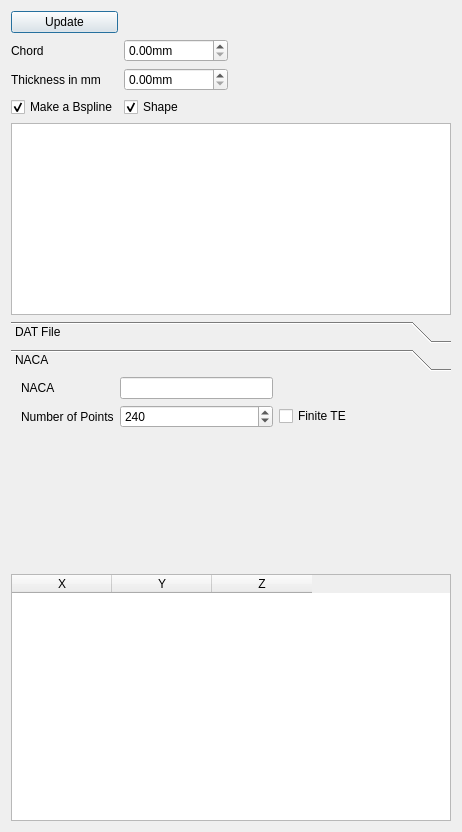
Before: the Qt Designer form resources/ribTaskPanel.ui in FredsFactory/FreeCAD_AirPlaneDesign, drawn with Qt 5.
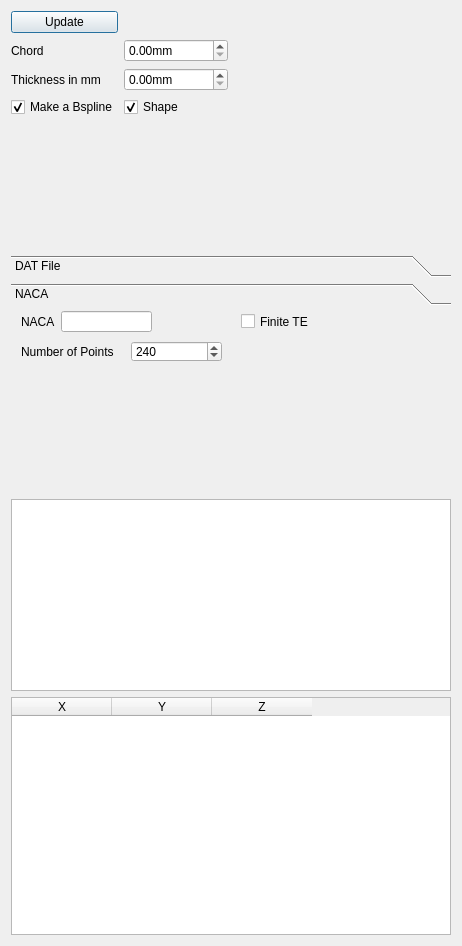
After: the same form once the commit is applied. The open tabs and pages were chosen to show the change.

Commit message:
Rib Task Panel 0.1
Rib Task Panel 0.1

Task Panel UI  redesign

```diff
--- a/resources/ribTaskPanel.ui
+++ b/resources/ribTaskPanel.ui
@@ -7,7 +7,7 @@
     <x>0</x>
     <y>0</y>
     <width>462</width>
-    <height>832</height>
+    <height>946</height>
    </rect>
   </property>
   <property name="windowTitle">
@@ -109,115 +109,103 @@
            </property>
           </widget>
          </item>
-        </layout>
+         <item row="4" column="1">
+          <spacer name="verticalSpacer">
+           <property name="orientation">
+            <enum>Qt::Vertical</enum>
+           </property>
+           <property name="sizeHint" stdset="0">
+            <size>
+             <width>20</width>
+             <height>40</height>
+            </size>
+           </property>
+          </spacer>
        </item>
       </layout>
      </item>
     </layout>
    </item>
-   <item>
-    <layout class="QHBoxLayout" name="horizontalLayout_4">
-     <item>
-      <widget class="QGraphicsView" name="ribView">
-       <property name="sizePolicy">
-        <sizepolicy hsizetype="Expanding" vsizetype="Fixed">
-         <horstretch>0</horstretch>
-         <verstretch>0</verstretch>
-        </sizepolicy>
-       </property>
-      </widget>
-     </item>
     </layout>
    </item>
    <item>
-    <layout class="QHBoxLayout" name="horizontalLayout_6"/>
-   </item>
-   <item>
-    <layout class="QHBoxLayout" name="horizontalLayout_5">
-     <item>
-      <widget class="QToolBox" name="toolBox">
+    <widget class="QToolBox" name="toolBox_2">
        <property name="currentIndex">
-        <number>0</number>
-       </property>
-       <widget class="QWidget" name="page">
+      <number>1</number>
+     </property>
+     <widget class="QWidget" name="page_3">
         <property name="geometry">
          <rect>
           <x>0</x>
           <y>0</y>
-          <width>436</width>
-          <height>150</height>
+        <width>438</width>
+        <height>144</height>
          </rect>
         </property>
         <attribute name="label">
          <string>DAT File</string>
         </attribute>
-        <widget class="QWidget" name="horizontalLayoutWidget_5">
-         <property name="geometry">
-          <rect>
-           <x>0</x>
-           <y>0</y>
-           <width>421</width>
-           <height>61</height>
-          </rect>
-         </property>
-         <layout class="QHBoxLayout" name="horizontalLayout_7">
-          <item>
            <widget class="QLineEdit" name="fileName">
+       <property name="geometry">
+        <rect>
+         <x>10</x>
+         <y>0</y>
+         <width>352</width>
+         <height>21</height>
+        </rect>
+       </property>
             <property name="dragEnabled">
              <bool>true</bool>
             </property>
            </widget>
-          </item>
-          <item>
            <widget class="QPushButton" name="pushButton">
+       <property name="geometry">
+        <rect>
+         <x>360</x>
+         <y>0</y>
+         <width>41</width>
+         <height>31</height>
+        </rect>
+       </property>
             <property name="text">
              <string>...</string>
             </property>
            </widget>
-          </item>
-          <item>
-           <layout class="QHBoxLayout" name="horizontalLayout_8"/>
-          </item>
-          <item>
-           <spacer name="horizontalSpacer_3">
-            <property name="orientation">
-             <enum>Qt::Horizontal</enum>
-            </property>
-            <property name="sizeHint" stdset="0">
-             <size>
-              <width>40</width>
-              <height>20</height>
-             </size>
-            </property>
-           </spacer>
-          </item>
-         </layout>
-        </widget>
-       </widget>
-       <widget class="QWidget" name="page_2">
+     </widget>
+     <widget class="QWidget" name="page_4">
         <property name="geometry">
          <rect>
           <x>0</x>
           <y>0</y>
-          <width>436</width>
-          <height>150</height>
+        <width>438</width>
+        <height>144</height>
          </rect>
         </property>
         <attribute name="label">
          <string>NACA</string>
         </attribute>
-        <widget class="QWidget" name="gridLayoutWidget_5">
+      <widget class="QLabel" name="label_5">
          <property name="geometry">
           <rect>
            <x>10</x>
            <y>0</y>
-           <width>411</width>
-           <height>151</height>
-          </rect>
-         </property>
-         <layout class="QGridLayout" name="gridLayout_5">
-          <item row="0" column="1">
+         <width>105</width>
+         <height>21</height>
+        </rect>
+       </property>
+       <property name="text">
+        <string>NACA</string>
+       </property>
+      </widget>
            <widget class="QLineEdit" name="NACANumber">
+       <property name="geometry">
+        <rect>
+         <x>50</x>
+         <y>0</y>
+         <width>91</width>
+         <height>21</height>
+        </rect>
+       </property>
             <property name="text">
              <string notr="true" extracomment="Naca Profil Number (4 or 5 Digits)"/>
             </property>
@@ -225,36 +213,28 @@
              <number>5</number>
             </property>
            </widget>
-          </item>
-          <item row="0" column="2">
-           <spacer name="horizontalSpacer_2">
-            <property name="orientation">
-             <enum>Qt::Horizontal</enum>
-            </property>
-            <property name="sizeHint" stdset="0">
-             <size>
-              <width>40</width>
-              <height>20</height>
-             </size>
-            </property>
-           </spacer>
-          </item>
-          <item row="1" column="0">
            <widget class="QLabel" name="label_9">
+       <property name="geometry">
+        <rect>
+         <x>10</x>
+         <y>30</y>
+         <width>131</width>
+         <height>21</height>
+        </rect>
+       </property>
             <property name="text">
              <string>Number of Points</string>
             </property>
            </widget>
-          </item>
-          <item row="0" column="0">
-           <widget class="QLabel" name="label_5">
-            <property name="text">
-             <string>NACA</string>
-            </property>
-           </widget>
-          </item>
-          <item row="1" column="1">
            <widget class="QSpinBox" name="nacaNbrPoint">
+       <property name="geometry">
+        <rect>
+         <x>120</x>
+         <y>30</y>
+         <width>91</width>
+         <height>21</height>
+        </rect>
+       </property>
             <property name="maximum">
              <number>500</number>
             </property>
@@ -262,22 +242,15 @@
              <number>240</number>
             </property>
            </widget>
-          </item>
-          <item row="3" column="0">
-           <spacer name="verticalSpacer_2">
-            <property name="orientation">
-             <enum>Qt::Vertical</enum>
-            </property>
-            <property name="sizeHint" stdset="0">
-             <size>
-              <width>20</width>
-              <height>40</height>
-             </size>
-            </property>
-           </spacer>
-          </item>
-          <item row="1" column="2">
            <widget class="QCheckBox" name="finite_TE">
+       <property name="geometry">
+        <rect>
+         <x>230</x>
+         <y>0</y>
+         <width>81</width>
+         <height>21</height>
+        </rect>
+       </property>
             <property name="toolTip">
              <string>&lt;html&gt;&lt;head/&gt;&lt;body&gt;&lt;p&gt;If selected the NACA rib will be created with a finite gap at the trailing Edge&lt;/p&gt;&lt;/body&gt;&lt;/html&gt;</string>
             </property>
@@ -288,14 +261,35 @@
              <bool>false</bool>
             </property>
            </widget>
-          </item>
-         </layout>
-        </widget>
-       </widget>
+     </widget>
+    </widget>
+   </item>
+   <item>
+    <layout class="QVBoxLayout" name="verticalLayout_4"/>
+   </item>
+   <item>
+    <layout class="QHBoxLayout" name="horizontalLayout_4">
+     <item>
+      <widget class="QGraphicsView" name="ribView">
+       <property name="sizePolicy">
+        <sizepolicy hsizetype="Expanding" vsizetype="Fixed">
+         <horstretch>0</horstretch>
+         <verstretch>0</verstretch>
+        </sizepolicy>
+       </property>
       </widget>
      </item>
     </layout>
    </item>
+   <item>
+    <layout class="QHBoxLayout" name="horizontalLayout_6"/>
+   </item>
+   <item>
+    <layout class="QHBoxLayout" name="horizontalLayout_5"/>
+   </item>
+   <item>
+    <layout class="QVBoxLayout" name="verticalLayout_3"/>
+   </item>
    <item>
     <widget class="QTableWidget" name="profilTable">
      <column>
@@ -316,7 +310,7 @@
     </widget>
    </item>
    <item>
-    <layout class="QVBoxLayout" name="verticalLayout_3"/>
+    <layout class="QHBoxLayout" name="horizontalLayout"/>
    </item>
   </layout>
  </widget>
```
Lines whose indentation alone changed are shown as unchanged. The commit also changes 2 other files.
